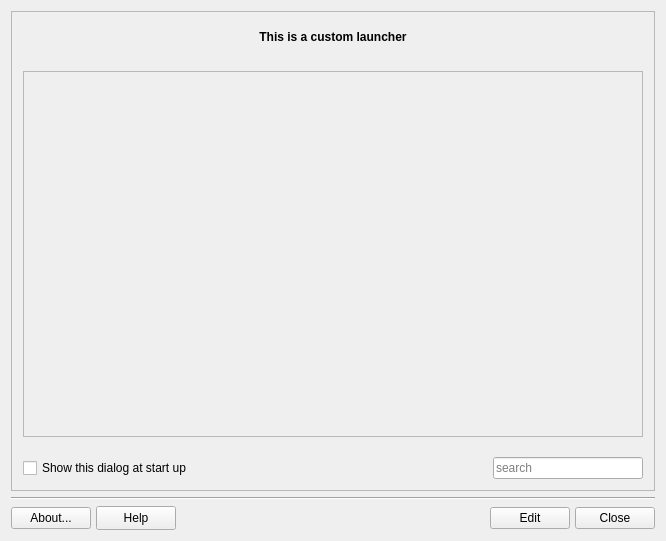
First picture: the form in mainwindow.ui, repository AdrianTM/custom-toolbox, before the edit.
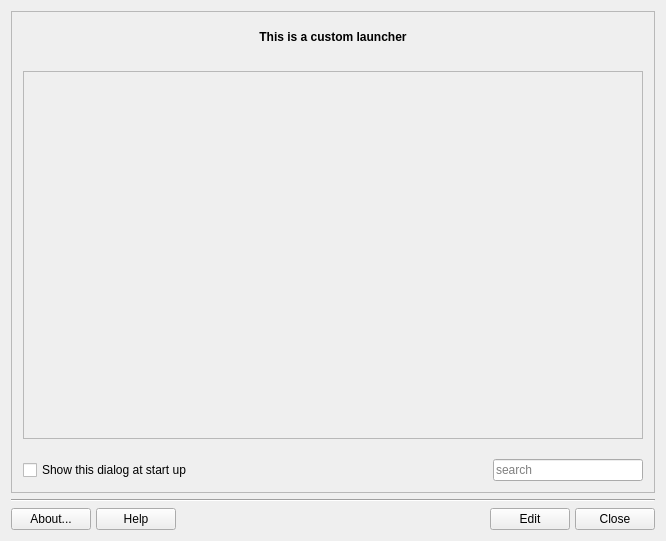
Second picture: the form after the edit. Icons and pictures are not drawn.

```diff
--- a/mainwindow.ui
+++ b/mainwindow.ui
@@ -53,6 +53,12 @@
      </property>
      <item row="0" column="0">
       <widget class="QPushButton" name="buttonAbout">
+       <property name="sizePolicy">
+        <sizepolicy hsizetype="Minimum" vsizetype="Minimum">
+         <horstretch>0</horstretch>
+         <verstretch>0</verstretch>
+        </sizepolicy>
+       </property>
        <property name="toolTip">
         <string>About this application</string>
        </property>
@@ -121,6 +127,12 @@
      </item>
      <item row="0" column="8">
       <widget class="QPushButton" name="buttonCancel">
+       <property name="sizePolicy">
+        <sizepolicy hsizetype="Minimum" vsizetype="Minimum">
+         <horstretch>0</horstretch>
+         <verstretch>0</verstretch>
+        </sizepolicy>
+       </property>
        <property name="toolTip">
         <string>Close application</string>
        </property>
@@ -144,11 +156,11 @@
        <property name="enabled">
         <bool>true</bool>
        </property>
-       <property name="minimumSize">
-        <size>
-         <width>0</width>
-         <height>24</height>
-        </size>
+       <property name="sizePolicy">
+        <sizepolicy hsizetype="Minimum" vsizetype="Minimum">
+         <horstretch>0</horstretch>
+         <verstretch>0</verstretch>
+        </sizepolicy>
        </property>
        <property name="text">
         <string>Help</string>
@@ -161,6 +173,12 @@
      </item>
      <item row="0" column="7">
       <widget class="QPushButton" name="buttonEdit">
+       <property name="sizePolicy">
+        <sizepolicy hsizetype="Minimum" vsizetype="Minimum">
+         <horstretch>0</horstretch>
+         <verstretch>0</verstretch>
+        </sizepolicy>
+       </property>
        <property name="toolTip">
         <string>Customize launcher</string>
        </property>
@@ -230,7 +248,7 @@
            <x>0</x>
            <y>0</y>
            <width>626</width>
-           <height>351</height>
+           <height>364</height>
           </rect>
          </property>
          <property name="autoFillBackground">
```
Left out of the diff: 3 changed lines with no effect on the pictures.
